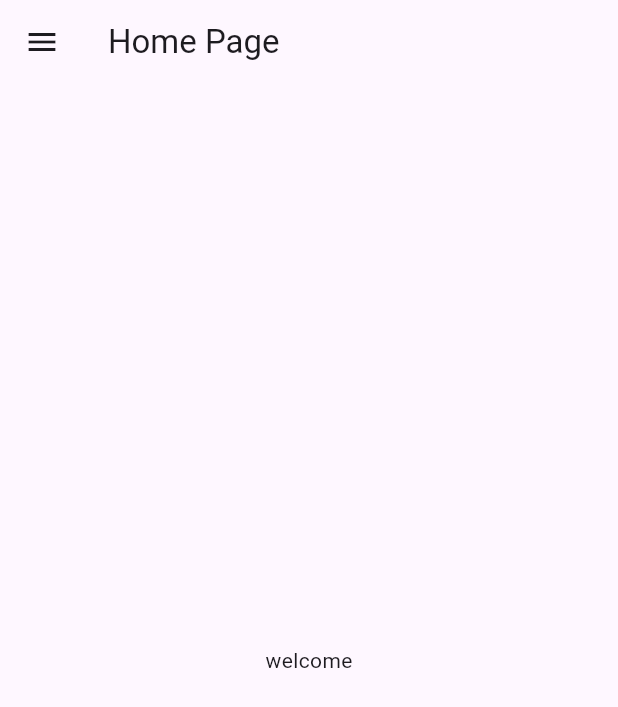
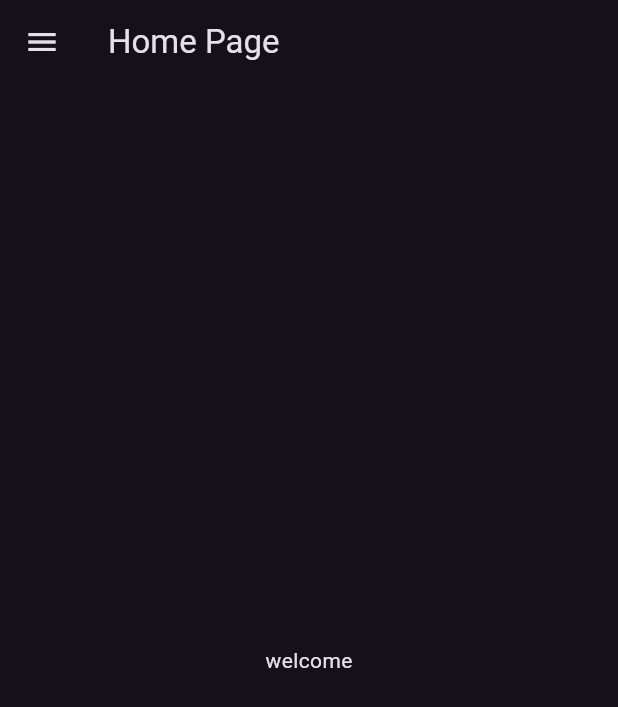
Before and after one commit to Ashmit200/Catalog_app, a Flutter app: the screen it shows after launch, on a phone screen of 412 x 824 dp. Shown: the top 707 px of the screen. Run offline on Flutter 3.47's test engine with Material 3 defaults, Android fonts, the phone set to English and light mode, and no system bars.

Commit message:
day3 completed

```diff
--- a/lib/main.dart
+++ b/lib/main.dart
@@ -1,5 +1,6 @@
 import 'package:flutter/material.dart';
-import 'home_page.dart';
+import 'pages/home_page.dart';
+import 'pages/loginpage.dart';
 
 void main() {
   runApp(MyApp());
@@ -11,7 +12,18 @@ class MyApp extends StatelessWidget {
   @override
   Widget build(BuildContext context) {
     return MaterialApp(
-      home: HomePage(),
+      // home: HomePage(),
+      themeMode: ThemeMode.dark,
+      theme: ThemeData(primarySwatch: Colors.deepPurple),
+      darkTheme: ThemeData(
+        brightness: Brightness.dark,
+      ),
+      initialRoute: "/home",
+      routes: {
+        "/": (context) => LoginPage(),
+        "/home": (context) => HomePage(),
+        "/login": (context) => LoginPage()
+      },
     );
   }
 }
```
Also changed, not shown: lib/pages/loginpage.dart (added, +19 -0 lines), lib/pages/home_page.dart (renamed from lib/home_page.dart).
